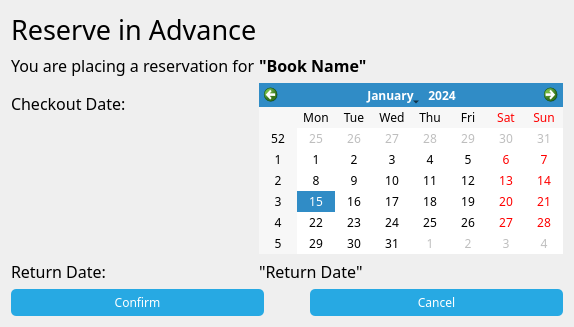
This is NewWindowChur/reservebook.ui in jandrealyn/LibraryQtSystem as Qt 5 draws it before an edit. The edited form follows.
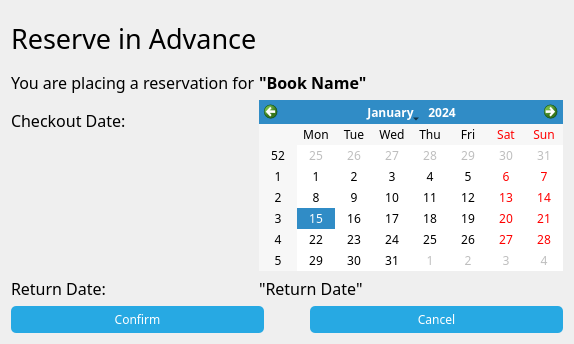
This is the edited form. Icons and pictures are not drawn.

Patch:
```diff
--- a/NewWindowChur/reservebook.ui
+++ b/NewWindowChur/reservebook.ui
@@ -7,7 +7,7 @@
     <x>0</x>
     <y>0</y>
     <width>574</width>
-    <height>324</height>
+    <height>344</height>
    </rect>
   </property>
   <property name="windowTitle">
```
Left out of the diff: 1 changed line with no effect on the pictures.
